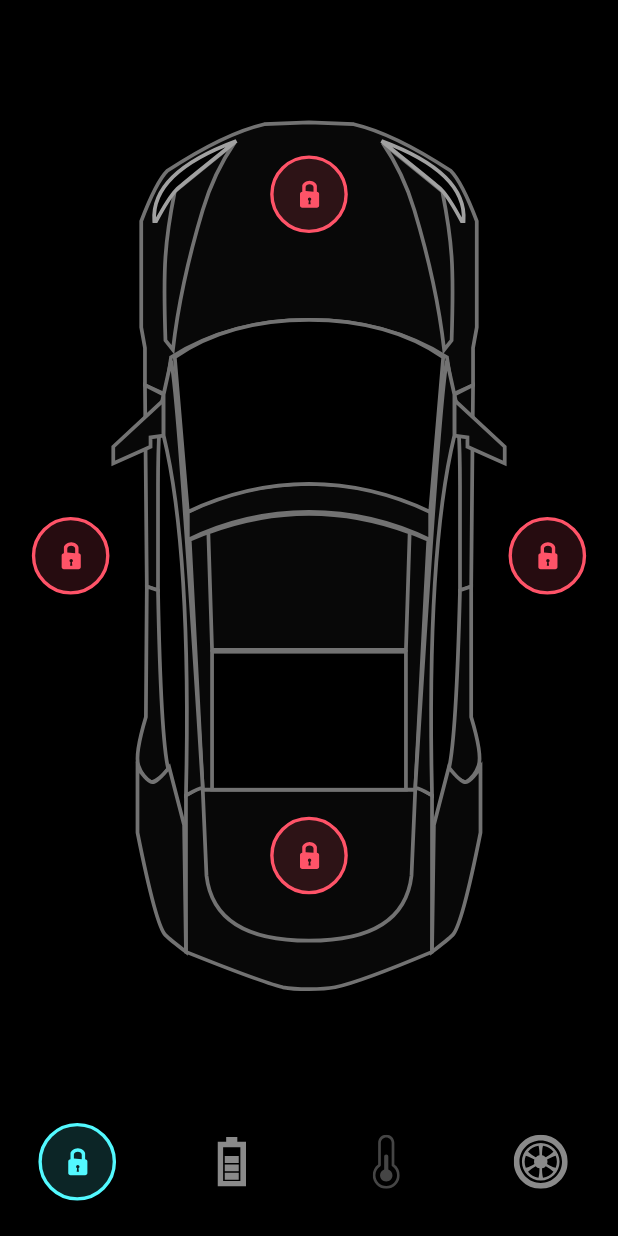
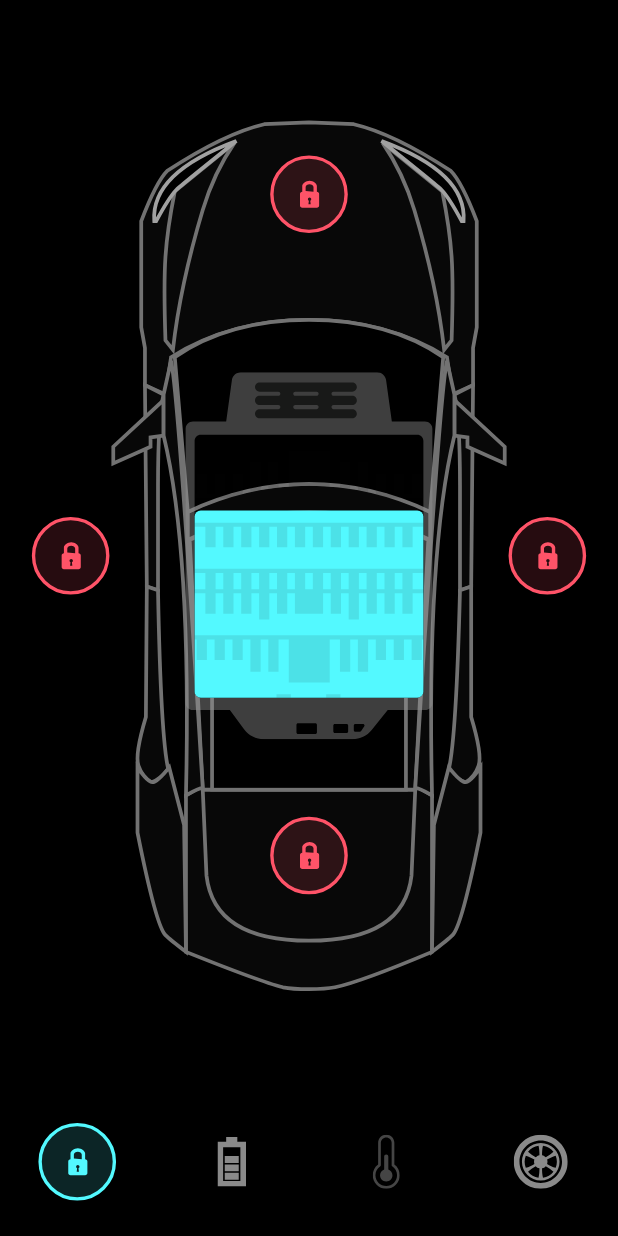
Before and after one commit to iamthejahid/mimic-of-flutter-way, a Flutter app: the screen it shows after launch, on a phone screen of 412 x 824 dp. Run offline on Flutter 3.47's test engine with Material 2 defaults, Android fonts, the light colour scheme and no system bars; our stand-ins replace flutter_svg, form_field_validator.

Commit message:
battery part started

```diff
--- a/tesla/lib/screens/home_screens.dart
+++ b/tesla/lib/screens/home_screens.dart
@@ -1,5 +1,6 @@
 import 'package:flutter/material.dart';
 import 'package:flutter_svg/svg.dart';
+import 'package:tesla/constants/constants.dart';
 import 'package:tesla/screens/nav_t.dart';
 import 'package:tesla/componentrs/door_lock.dart';
 import 'package:tesla/controller/home_controller.dart';
@@ -19,7 +20,7 @@
               onTap: (int index) {
                 _controller.onNaTindexChange(index);
               },
-              selecteTab: 0,
+              selecteTab: _controller.selectedBottomTab,
             ),
             body: SafeArea(
               child: LayoutBuilder(builder: (context, constrains) {
@@ -34,34 +35,66 @@
                         width: double.infinity,
                       ),
                     ),
-                    Positioned(
-                      left: constrains.maxWidth * 0.05,
+                    AnimatedPositioned(
+                      duration: defaultDuration,
+                      left: _controller.selectedBottomTab == 0
+                          ? constrains.maxWidth * 0.05
+                          : constrains.maxWidth / 2,
+                      child: AnimatedOpacity(
+                        duration: defaultDuration,
+                        opacity: _controller.selectedBottomTab == 0 ? 1 : 0,
                         child: DoorLock(
                           isLocked: _controller.isLeftDoorlocked,
                           onPress: _controller.updateLeftDoorLocked,
                         ),
                       ),
-                    Positioned(
-                      right: constrains.maxWidth * 0.05,
+                    ),
+                    AnimatedPositioned(
+                      duration: defaultDuration,
+                      right: _controller.selectedBottomTab == 0
+                          ? constrains.maxWidth * 0.05
+                          : constrains.maxWidth / 2,
+                      child: AnimatedOpacity(
+                        duration: defaultDuration,
+                        opacity: _controller.selectedBottomTab == 0 ? 1 : 0,
                         child: DoorLock(
                           isLocked: _controller.isRightDoorlocked,
                           onPress: _controller.updateRightDoorLocked,
                         ),
                       ),
-                    Positioned(
-                      top: constrains.maxWidth * 0.25,
+                    ),
+                    AnimatedPositioned(
+                      duration: defaultDuration,
+                      top: _controller.selectedBottomTab == 0
+                          ? constrains.maxWidth * 0.25
+                          : constrains.maxWidth / 2,
+                      child: AnimatedOpacity(
+                        duration: defaultDuration,
+                        opacity: _controller.selectedBottomTab == 0 ? 1 : 0,
                         child: DoorLock(
                           isLocked: _controller.isTopDoorlocked,
                           onPress: _controller.updateTopDoorLocked,
                         ),
                       ),
-                    Positioned(
-                      bottom: constrains.maxWidth * 0.35,
+                    ),
+                    AnimatedPositioned(
+                      duration: defaultDuration,
+                      bottom: _controller.selectedBottomTab == 0
+                          ? constrains.maxWidth * 0.35
+                          : constrains.maxWidth / 2,
+                      child: AnimatedOpacity(
+                        duration: defaultDuration,
+                        opacity: _controller.selectedBottomTab == 0 ? 1 : 0,
                         child: DoorLock(
                           isLocked: _controller.isBottomDoorlocked,
                           onPress: _controller.updateBottomDoorLocked,
                         ),
                       ),
+                    ),
+                    SvgPicture.asset(
+                      "assets/icons/Battery.svg",
+                      width: constrains.maxWidth * 0.4,
+                    )
                   ],
                 );
               }),
```
Lines whose indentation alone changed are shown as unchanged.
